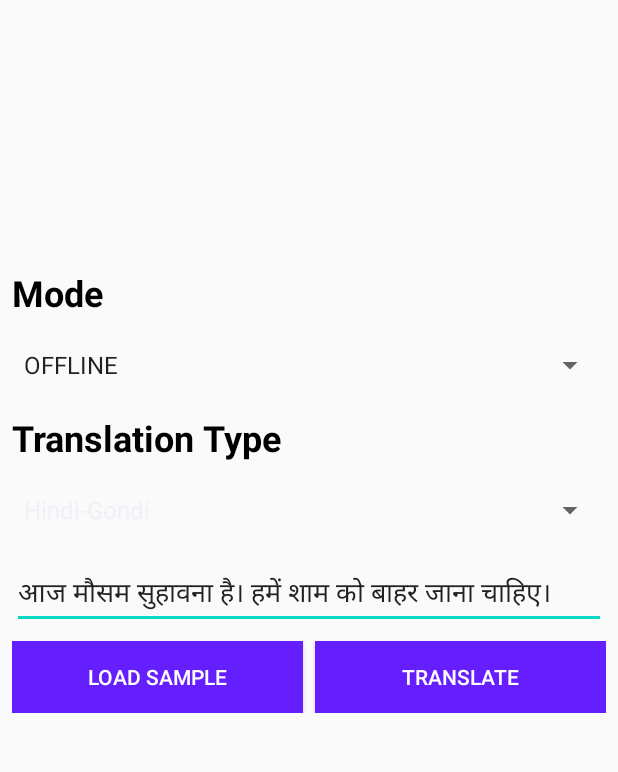
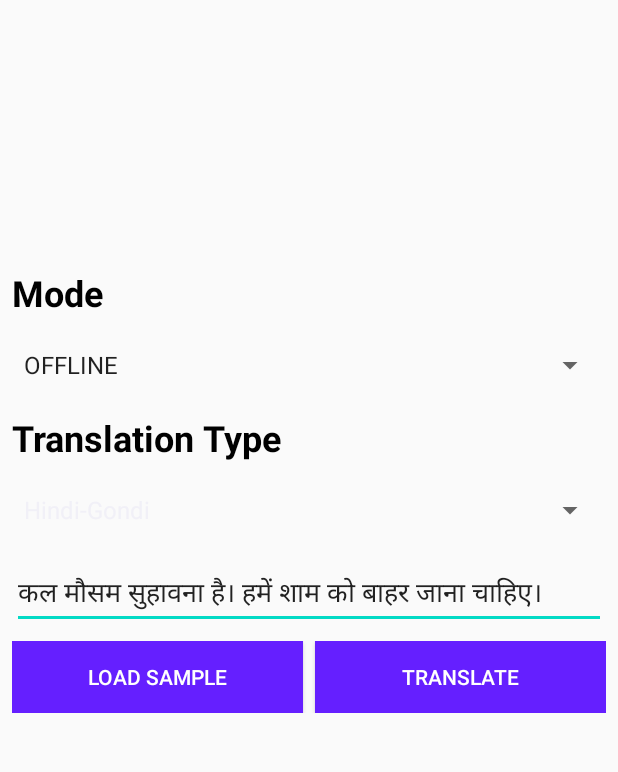
Before and after one commit to microsoft/INMT-lite, an Android app: the screen it shows after launch (WelcomePage), after a tap on "LOAD SAMPLE", on a phone screen of 412 x 824 dp, the part 127-899 px from its top. Run offline under Robolectric (Android 15) with nearby library versions, the phone set to English and light mode, and no system bars.

Commit message:
Sample String Modified

```diff
--- a/INMT-lite/Android/app/src/main/res/values/strings.xml
+++ b/INMT-lite/Android/app/src/main/res/values/strings.xml
@@ -39,7 +39,7 @@
     <string name="INMT_URL">INMT_API_BASE_URL</string>
     <string name="project_name">INMT-Mobile</string>
     <string name="sampleEnglishString">He is a good boy. He loves to read books.</string>
-    <string name="sampleHindiString">आज मौसम सुहावना है। हमें शाम को बाहर जाना चाहिए।</string>
+    <string name="sampleHindiString">कल मौसम सुहावना है। हमें शाम को बाहर जाना चाहिए।</string>
     <string name="typing_hint">Start typing here...</string>
 
 
```
